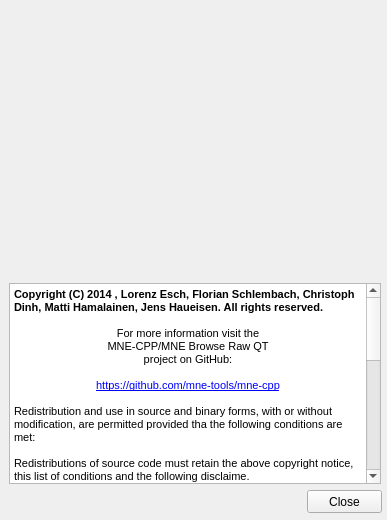
Old version of the form applications/mne_browse_raw_qt/Windows/aboutwindow.ui in the repository mne-tools/mne-cpp.
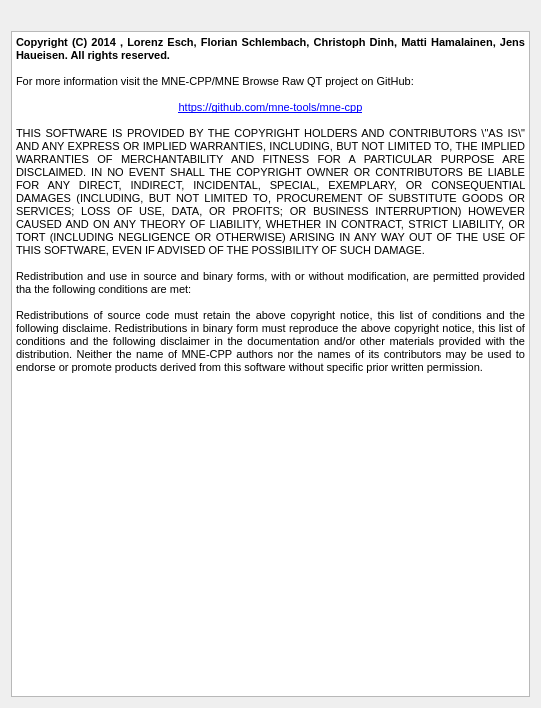
New version of the form. Icons and pictures are not drawn.

Commit message: - changed channelsceneitem default color to blue again - removed function setNewLAyout and used repaintItems instead - changed about window size -

What changed in the file:
```diff
--- a/applications/mne_browse_raw_qt/Windows/aboutwindow.ui
+++ b/applications/mne_browse_raw_qt/Windows/aboutwindow.ui
@@ -6,8 +6,8 @@
    <rect>
     <x>0</x>
     <y>0</y>
-    <width>387</width>
-    <height>520</height>
+    <width>541</width>
+    <height>708</height>
    </rect>
   </property>
   <property name="sizePolicy">
@@ -18,28 +18,22 @@
   </property>
   <property name="minimumSize">
    <size>
-    <width>387</width>
-    <height>520</height>
+    <width>541</width>
+    <height>708</height>
    </size>
   </property>
   <property name="maximumSize">
    <size>
-    <width>387</width>
-    <height>520</height>
+    <width>541</width>
+    <height>708</height>
    </size>
   </property>
   <property name="windowTitle">
    <string>About</string>
   </property>
+  <layout class="QGridLayout" name="gridLayout">
+   <item row="0" column="0">
   <widget class="QLabel" name="m_label_splashcreen">
-   <property name="geometry">
-    <rect>
-     <x>9</x>
-     <y>9</y>
-     <width>371</width>
-     <height>261</height>
-    </rect>
-   </property>
    <property name="sizePolicy">
     <sizepolicy hsizetype="Preferred" vsizetype="Preferred">
      <horstretch>0</horstretch>
@@ -62,18 +56,12 @@
     <bool>true</bool>
    </property>
   </widget>
+   </item>
+   <item row="1" column="0">
   <widget class="QTextEdit" name="m_textEdit_aboutText">
    <property name="enabled">
     <bool>true</bool>
    </property>
-   <property name="geometry">
-    <rect>
-     <x>9</x>
-     <y>283</y>
-     <width>372</width>
-     <height>201</height>
-    </rect>
-   </property>
    <property name="readOnly">
     <bool>true</bool>
    </property>
@@ -82,25 +70,17 @@
 &lt;html&gt;&lt;head&gt;&lt;meta name=&quot;qrichtext&quot; content=&quot;1&quot; /&gt;&lt;style type=&quot;text/css&quot;&gt;
 p, li { white-space: pre-wrap; }
 &lt;/style&gt;&lt;/head&gt;&lt;body style=&quot; font-family:'MS Shell Dlg 2'; font-size:8.25pt; font-weight:400; font-style:normal;&quot;&gt;
-&lt;p style=&quot; margin-top:0px; margin-bottom:0px; margin-left:0px; margin-right:0px; -qt-block-indent:0; text-indent:0px;&quot;&gt;&lt;span style=&quot; font-size:8pt; font-weight:600;&quot;&gt;Copyright (C) 2014 , Lorenz Esch, Florian Schlembach, Christoph Dinh, Matti Hamalainen, Jens Haueisen. All rights reserved.&lt;/span&gt;&lt;/p&gt;
-&lt;p style=&quot;-qt-paragraph-type:empty; margin-top:0px; margin-bottom:0px; margin-left:0px; margin-right:0px; -qt-block-indent:0; text-indent:0px; font-size:8pt;&quot;&gt;&lt;br /&gt;&lt;/p&gt;
-&lt;p align=&quot;center&quot; style=&quot; margin-top:0px; margin-bottom:0px; margin-left:0px; margin-right:0px; -qt-block-indent:0; text-indent:0px;&quot;&gt;&lt;span style=&quot; font-size:8pt;&quot;&gt;For more information visit the&lt;/span&gt;&lt;/p&gt;
-&lt;p align=&quot;center&quot; style=&quot; margin-top:0px; margin-bottom:0px; margin-left:0px; margin-right:0px; -qt-block-indent:0; text-indent:0px;&quot;&gt;&lt;span style=&quot; font-size:8pt;&quot;&gt; MNE-CPP/MNE Browse Raw QT &lt;/span&gt;&lt;/p&gt;
-&lt;p align=&quot;center&quot; style=&quot; margin-top:0px; margin-bottom:0px; margin-left:0px; margin-right:0px; -qt-block-indent:0; text-indent:0px;&quot;&gt;&lt;span style=&quot; font-size:8pt;&quot;&gt;project on GitHub:&lt;/span&gt;&lt;/p&gt;
-&lt;p align=&quot;center&quot; style=&quot;-qt-paragraph-type:empty; margin-top:0px; margin-bottom:0px; margin-left:0px; margin-right:0px; -qt-block-indent:0; text-indent:0px; font-size:8pt;&quot;&gt;&lt;br /&gt;&lt;/p&gt;
+&lt;p align=&quot;justify&quot; style=&quot; margin-top:0px; margin-bottom:0px; margin-left:0px; margin-right:0px; -qt-block-indent:0; text-indent:0px;&quot;&gt;&lt;span style=&quot; font-size:8pt; font-weight:600;&quot;&gt;Copyright (C) 2014 , Lorenz Esch, Florian Schlembach, Christoph Dinh, Matti Hamalainen, Jens Haueisen. All rights reserved.&lt;/span&gt;&lt;/p&gt;
+&lt;p align=&quot;justify&quot; style=&quot;-qt-paragraph-type:empty; margin-top:0px; margin-bottom:0px; margin-left:0px; margin-right:0px; -qt-block-indent:0; text-indent:0px; font-size:8pt;&quot;&gt;&lt;br /&gt;&lt;/p&gt;
+&lt;p align=&quot;justify&quot; style=&quot; margin-top:0px; margin-bottom:0px; margin-left:0px; margin-right:0px; -qt-block-indent:0; text-indent:0px;&quot;&gt;&lt;span style=&quot; font-size:8pt;&quot;&gt;For more information visit the MNE-CPP/MNE Browse Raw QT project on GitHub:&lt;/span&gt;&lt;/p&gt;
+&lt;p align=&quot;justify&quot; style=&quot;-qt-paragraph-type:empty; margin-top:0px; margin-bottom:0px; margin-left:0px; margin-right:0px; -qt-block-indent:0; text-indent:0px; font-size:8pt;&quot;&gt;&lt;br /&gt;&lt;/p&gt;
 &lt;p align=&quot;center&quot; style=&quot; margin-top:0px; margin-bottom:0px; margin-left:0px; margin-right:0px; -qt-block-indent:0; text-indent:0px;&quot;&gt;&lt;a href=&quot;https://github.com/mne-tools/mne-cpp&quot;&gt;&lt;span style=&quot; font-size:8pt; text-decoration: underline; color:#0000ff;&quot;&gt;https://github.com/mne-tools/mne-cpp&lt;/span&gt;&lt;/a&gt;&lt;/p&gt;
-&lt;p align=&quot;center&quot; style=&quot;-qt-paragraph-type:empty; margin-top:0px; margin-bottom:0px; margin-left:0px; margin-right:0px; -qt-block-indent:0; text-indent:0px; font-size:8pt;&quot;&gt;&lt;br /&gt;&lt;/p&gt;
-&lt;p style=&quot; margin-top:0px; margin-bottom:0px; margin-left:0px; margin-right:0px; -qt-block-indent:0; text-indent:0px;&quot;&gt;&lt;span style=&quot; font-size:8pt;&quot;&gt;Redistribution and use in source and binary forms, with or without modification, are permitted provided tha the following conditions are met:&lt;/span&gt;&lt;/p&gt;
-&lt;p style=&quot;-qt-paragraph-type:empty; margin-top:0px; margin-bottom:0px; margin-left:0px; margin-right:0px; -qt-block-indent:0; text-indent:0px; font-size:8pt;&quot;&gt;&lt;br /&gt;&lt;/p&gt;
-&lt;p style=&quot; margin-top:0px; margin-bottom:0px; margin-left:0px; margin-right:0px; -qt-block-indent:0; text-indent:0px;&quot;&gt;&lt;span style=&quot; font-size:8pt;&quot;&gt;Redistributions of source code must retain the above copyright notice, this list of conditions and the following disclaime.&lt;/span&gt;&lt;/p&gt;
-&lt;p style=&quot;-qt-paragraph-type:empty; margin-top:0px; margin-bottom:0px; margin-left:0px; margin-right:0px; -qt-block-indent:0; text-indent:0px; font-size:8pt;&quot;&gt;&lt;br /&gt;&lt;/p&gt;
-&lt;p style=&quot; margin-top:0px; margin-bottom:0px; margin-left:0px; margin-right:0px; -qt-block-indent:0; text-indent:0px;&quot;&gt;&lt;span style=&quot; font-size:8pt;&quot;&gt; Redistributions in binary form must reproduce the above copyright notice, this list of conditions and the following disclaimer in the documentation and/or other materials provided with the distribution.&lt;/span&gt;&lt;/p&gt;
-&lt;p style=&quot;-qt-paragraph-type:empty; margin-top:0px; margin-bottom:0px; margin-left:0px; margin-right:0px; -qt-block-indent:0; text-indent:0px; font-size:8pt;&quot;&gt;&lt;br /&gt;&lt;/p&gt;
-&lt;p style=&quot; margin-top:0px; margin-bottom:0px; margin-left:0px; margin-right:0px; -qt-block-indent:0; text-indent:0px;&quot;&gt;&lt;span style=&quot; font-size:8pt;&quot;&gt;Neither the name of MNE-CPP authors nor the names of its contributors may be used to endorse or promote products derived from this software without specific prior written permission.&lt;/span&gt;&lt;/p&gt;
-&lt;p style=&quot;-qt-paragraph-type:empty; margin-top:0px; margin-bottom:0px; margin-left:0px; margin-right:0px; -qt-block-indent:0; text-indent:0px; font-size:8pt;&quot;&gt;&lt;br /&gt;&lt;/p&gt;
-&lt;p style=&quot; margin-top:0px; margin-bottom:0px; margin-left:0px; margin-right:0px; -qt-block-indent:0; text-indent:0px;&quot;&gt;&lt;span style=&quot; font-size:8pt;&quot;&gt;THIS SOFTWARE IS PROVIDED BY THE COPYRIGHT HOLDERS AND CONTRIBUTORS \&amp;quot;AS IS\&amp;quot; AND ANY EXPRESS OR IMPLIED WARRANTIES, INCLUDING, BUT NOT LIMITED TO, THE IMPLIED WARRANTIES OF MERCHANTABILITY AND FITNESS FOR A PARTICULAR PURPOSE ARE DISCLAIMED. IN NO EVENT SHALL THE COPYRIGHT OWNER OR CONTRIBUTORS BE LIABLE FOR ANY DIRECT, INDIRECT, INCIDENTAL, SPECIAL, EXEMPLARY, OR CONSEQUENTIAL DAMAGES (INCLUDING, BUT NOT LIMITED TO, PROCUREMENT OF SUBSTITUTE GOODS OR SERVICES; LOSS OF USE, DATA, OR PROFITS; OR BUSINESS INTERRUPTION) HOWEVER CAUSED AND ON ANY THEORY OF LIABILITY, WHETHER IN CONTRACT, STRICT LIABILITY, OR TORT (INCLUDING NEGLIGENCE OR OTHERWISE) ARISING IN ANY WAY OUT OF THE USE OF THIS SOFTWARE, EVEN IF ADVISED OF THE POSSIBILITY OF SUCH DAMAGE.&lt;/span&gt;&lt;/p&gt;
-&lt;p style=&quot;-qt-paragraph-type:empty; margin-top:0px; margin-bottom:0px; margin-left:0px; margin-right:0px; -qt-block-indent:0; text-indent:0px; font-size:8pt;&quot;&gt;&lt;br /&gt;&lt;/p&gt;
-&lt;p style=&quot;-qt-paragraph-type:empty; margin-top:0px; margin-bottom:0px; margin-left:0px; margin-right:0px; -qt-block-indent:0; text-indent:0px; font-size:8pt;&quot;&gt;&lt;br /&gt;&lt;/p&gt;&lt;/body&gt;&lt;/html&gt;</string>
+&lt;p align=&quot;justify&quot; style=&quot;-qt-paragraph-type:empty; margin-top:0px; margin-bottom:0px; margin-left:0px; margin-right:0px; -qt-block-indent:0; text-indent:0px; font-size:8pt;&quot;&gt;&lt;br /&gt;&lt;/p&gt;
+&lt;p align=&quot;justify&quot; style=&quot; margin-top:0px; margin-bottom:0px; margin-left:0px; margin-right:0px; -qt-block-indent:0; text-indent:0px;&quot;&gt;&lt;span style=&quot; font-size:8pt;&quot;&gt;THIS SOFTWARE IS PROVIDED BY THE COPYRIGHT HOLDERS AND CONTRIBUTORS \&amp;quot;AS IS\&amp;quot; AND ANY EXPRESS OR IMPLIED WARRANTIES, INCLUDING, BUT NOT LIMITED TO, THE IMPLIED WARRANTIES OF MERCHANTABILITY AND FITNESS FOR A PARTICULAR PURPOSE ARE DISCLAIMED. IN NO EVENT SHALL THE COPYRIGHT OWNER OR CONTRIBUTORS BE LIABLE FOR ANY DIRECT, INDIRECT, INCIDENTAL, SPECIAL, EXEMPLARY, OR CONSEQUENTIAL DAMAGES (INCLUDING, BUT NOT LIMITED TO, PROCUREMENT OF SUBSTITUTE GOODS OR SERVICES; LOSS OF USE, DATA, OR PROFITS; OR BUSINESS INTERRUPTION) HOWEVER CAUSED AND ON ANY THEORY OF LIABILITY, WHETHER IN CONTRACT, STRICT LIABILITY, OR TORT (INCLUDING NEGLIGENCE OR OTHERWISE) ARISING IN ANY WAY OUT OF THE USE OF THIS SOFTWARE, EVEN IF ADVISED OF THE POSSIBILITY OF SUCH DAMAGE.&lt;/span&gt;&lt;/p&gt;
+&lt;p align=&quot;justify&quot; style=&quot;-qt-paragraph-type:empty; margin-top:0px; margin-bottom:0px; margin-left:0px; margin-right:0px; -qt-block-indent:0; text-indent:0px; font-size:8pt;&quot;&gt;&lt;br /&gt;&lt;/p&gt;
+&lt;p align=&quot;justify&quot; style=&quot; margin-top:0px; margin-bottom:0px; margin-left:0px; margin-right:0px; -qt-block-indent:0; text-indent:0px;&quot;&gt;&lt;span style=&quot; font-size:8pt;&quot;&gt;Redistribution and use in source and binary forms, with or without modification, are permitted provided tha the following conditions are met:&lt;/span&gt;&lt;/p&gt;
+&lt;p align=&quot;justify&quot; style=&quot;-qt-paragraph-type:empty; margin-top:0px; margin-bottom:0px; margin-left:0px; margin-right:0px; -qt-block-indent:0; text-indent:0px; font-size:8pt;&quot;&gt;&lt;br /&gt;&lt;/p&gt;
+&lt;p align=&quot;justify&quot; style=&quot; margin-top:0px; margin-bottom:0px; margin-left:0px; margin-right:0px; -qt-block-indent:0; text-indent:0px;&quot;&gt;&lt;span style=&quot; font-size:8pt;&quot;&gt;Redistributions of source code must retain the above copyright notice, this list of conditions and the following disclaime. Redistributions in binary form must reproduce the above copyright notice, this list of conditions and the following disclaimer in the documentation and/or other materials provided with the distribution. Neither the name of MNE-CPP authors nor the names of its contributors may be used to endorse or promote products derived from this software without specific prior written permission.&lt;/span&gt;&lt;/p&gt;&lt;/body&gt;&lt;/html&gt;</string>
    </property>
    <property name="overwriteMode">
     <bool>true</bool>
@@ -109,19 +89,8 @@
     <set>Qt::LinksAccessibleByKeyboard|Qt::LinksAccessibleByMouse|Qt::TextBrowserInteraction|Qt::TextSelectableByKeyboard|Qt::TextSelectableByMouse</set>
    </property>
   </widget>
-  <widget class="QPushButton" name="m_pushButton_Close">
-   <property name="geometry">
-    <rect>
-     <x>307</x>
-     <y>490</y>
-     <width>75</width>
-     <height>23</height>
-    </rect>
-   </property>
-   <property name="text">
-    <string>Close</string>
-   </property>
-  </widget>
+   </item>
+  </layout>
  </widget>
  <resources>
   <include location="../mnebrowserawqt.qrc"/>
```
Left out of the diff: 19 changed lines with no effect on the pictures. Lines whose indentation alone changed are shown as unchanged. The commit also changes 6 other files.
